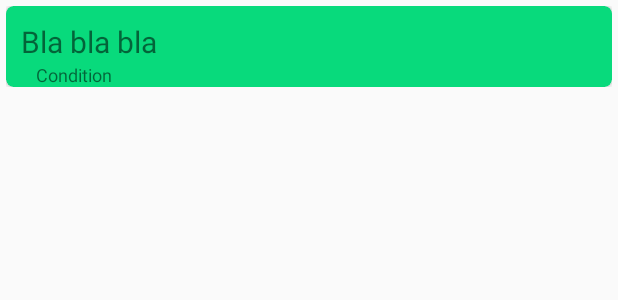
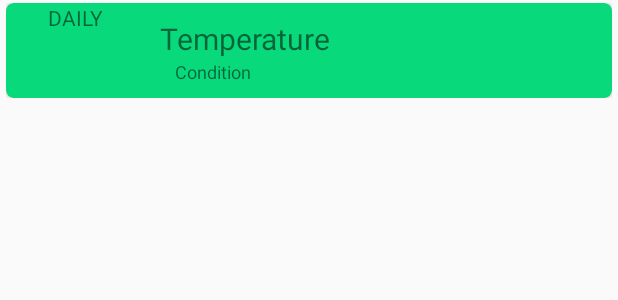
Before and after one commit to AmbroziePaval/WeatherTapp, an Android app: the layout item_content.xml on its own in the app's theme, with its tools: preview values and no code run, on a phone screen of 412 x 824 dp. Shown: the top 300 px of the screen. Run offline under Robolectric (Android 15) with nearby library versions, the phone set to English and light mode, and no system bars.

Commit message:
Done with the listing.

```diff
--- a/app/src/main/java/com/tapptitude/weathertapp/weather/DailyWeatherInfo.java
+++ b/app/src/main/java/com/tapptitude/weathertapp/weather/DailyWeatherInfo.java
@@ -5,4 +5,10 @@ package com.tapptitude.weathertapp.weather;
  */
 public class DailyWeatherInfo extends WeatherInfo {
     public String mDay;
+
+    public DailyWeatherInfo(String mDay, Integer temp, WeatherConditions conditions) {
+        this.mDay = mDay;
+        super.mTemperature = temp;
+        super.mWeatherConditions = conditions;
+    }
 }
--- a/app/src/main/java/com/tapptitude/weathertapp/weather/WeatherConditions.java
+++ b/app/src/main/java/com/tapptitude/weathertapp/weather/WeatherConditions.java
@@ -4,5 +4,5 @@ package com.tapptitude.weathertapp.weather;
  * Created by ambroziepaval on 9/27/16.
  */
 public enum WeatherConditions {
-    RAINY, CLOUDY, FOGGY, CLEAR;
+    RAIN, CLOUDS, FOG, CLEAR, SNOW
 }
--- a/app/src/main/res/layout/item_content.xml
+++ b/app/src/main/res/layout/item_content.xml
@@ -2,12 +2,13 @@
 <RelativeLayout xmlns:android="http://schemas.android.com/apk/res/android"
     xmlns:card_view="http://schemas.android.com/apk/res-auto"
     xmlns:tools="http://schemas.android.com/tools"
+    android:layout_width="match_parent"
+    android:layout_height="wrap_content"
+    android:layout_marginEnd="4dp"
     android:layout_marginStart="4dp"
-    android:layout_marginEnd="4dp"
-    android:layout_marginTop="4dp"
-    android:orientation="vertical"
-    android:layout_width="match_parent"
-    android:layout_height="wrap_content">
+    android:layout_marginTop="2dp"
+    android:layout_marginBottom="2dp"
+    android:orientation="vertical">
 
     <android.support.v7.widget.CardView
         android:id="@+id/ic_cv_weather"
@@ -15,10 +16,39 @@
         android:layout_height="wrap_content"
         android:layout_gravity="center"
         card_view:cardBackgroundColor="@color/cv_color"
-        card_view:cardCornerRadius="5dp" >
+        card_view:cardCornerRadius="5dp">
 
         <LinearLayout
             android:layout_width="match_parent"
+            android:layout_height="wrap_content"
+            android:orientation="horizontal"
+            android:layout_marginBottom="4dp"
+            android:baselineAligned="true">
+
+            <RelativeLayout android:layout_height="match_parent"
+                android:layout_width="0dp"
+                android:layout_weight="1.5">
+
+                <TextView
+                    android:id="@+id/ic_tv_weather_selection"
+                    android:layout_width="match_parent"
+                    android:layout_height="wrap_content"
+                    android:textAlignment="center"
+                    android:textAllCaps="true"
+                    tools:text="Daily" />
+
+                <ImageView
+                    android:id="@+id/ic_iv_weather_condition"
+                    android:layout_below="@+id/ic_tv_weather_selection"
+                    android:layout_width="match_parent"
+                    android:layout_height="40dp"
+                    android:contentDescription="@string/condition_image"/>
+            </RelativeLayout>
+
+
+            <LinearLayout
+                android:layout_width="0dp"
+                android:layout_weight="5"
                 android:layout_height="match_parent"
                 android:orientation="vertical">
 
@@ -26,11 +56,11 @@
                     android:id="@+id/ic_tv_weather_temp"
                     android:layout_width="match_parent"
                     android:layout_height="wrap_content"
+                    android:layout_marginEnd="10dp"
                     android:layout_marginStart="10dp"
-                android:layout_marginEnd="10dp"
                     android:layout_marginTop="10dp"
                     android:textSize="20sp"
-                tools:text="Bla bla bla"/>
+                    tools:text="Temperature" />
 
                 <TextView
                     android:id="@+id/ic_tv_weather_condition"
@@ -38,9 +68,11 @@
                     android:layout_height="match_parent"
                     android:layout_marginStart="20dp"
                     android:textSize="12sp"
-                tools:text="Condition"/>
+                    tools:text="Condition" />
 
             </LinearLayout>
+        </LinearLayout>
+
 
     </android.support.v7.widget.CardView>
 </RelativeLayout>
--- a/app/src/main/res/values/colors.xml
+++ b/app/src/main/res/values/colors.xml
@@ -4,4 +4,5 @@
     <color name="colorPrimaryDark">#303F9F</color>
     <color name="colorAccent">#FF4081</color>
     <color name="cv_color">#08da7c</color>
+    <color name="black">#000000</color>
 </resources>
--- a/app/src/main/res/values/strings.xml
+++ b/app/src/main/res/values/strings.xml
@@ -1,3 +1,4 @@
 <resources>
     <string name="app_name">WeatherTapp</string>
+    <string name="condition_image">Condition Image</string>
 </resources>
```
Also changed, not shown: app/src/main/java/com/tapptitude/weathertapp/WeatherContentAdapter.java (+63 -4 lines). Lines whose indentation alone changed are shown as unchanged.
